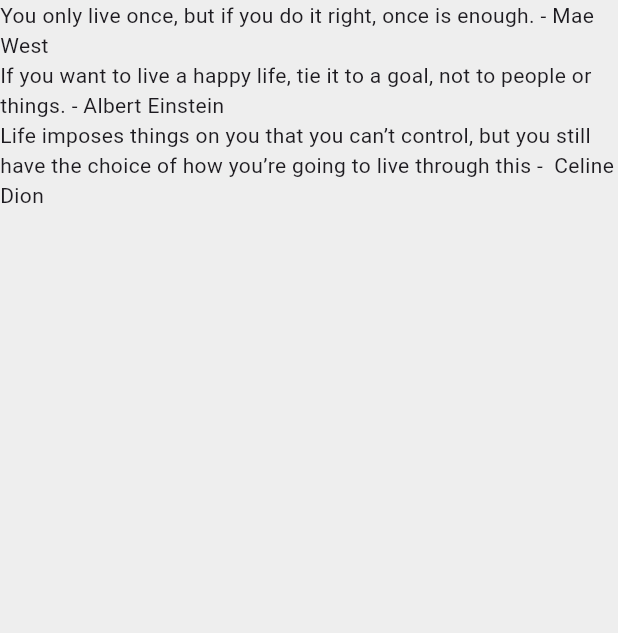
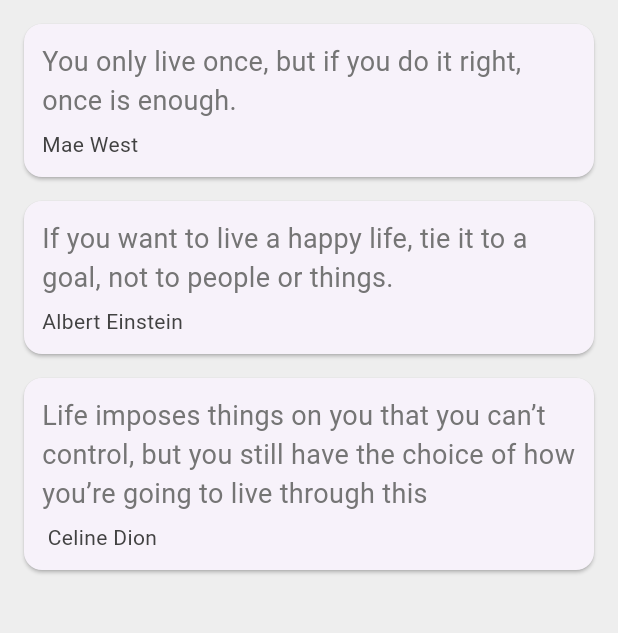
Before and after one commit to Cizal19/quotes, a Flutter app: the screen it shows after launch, on a phone screen of 412 x 824 dp, the part 84-717 px from its top. Run offline on Flutter 3.47's test engine with Material 3 defaults, Android fonts, the phone set to English and light mode, and no system bars.

Commit message:
created Card widgets

```diff
--- a/lib/main.dart
+++ b/lib/main.dart
@@ -29,6 +29,11 @@
         text:
             "Life imposes things on you that you can’t control, but you still have the choice of how you’re going to live through this")
   ];
+
+  Widget quotesTemplate(quote) {
+    return QuoteCard(quote: quote);
+  }
+
   @override
   Widget build(BuildContext context) {
     return Scaffold(
@@ -42,9 +47,43 @@
           backgroundColor: Colors.redAccent,
         ),
         body: Column(
-          children: quotes
-              .map((quote) => Text("${quote.text} - ${quote.author}"))
-              .toList(),
+          children: quotes.map((quote) => quotesTemplate(quote)).toList(),
         ));
   }
 }
+
+class QuoteCard extends StatelessWidget {
+  final Quote quote;
+
+  QuoteCard({required this.quote});
+
+  @override
+  Widget build(BuildContext context) {
+    return Card(
+      margin: EdgeInsets.fromLTRB(16.0, 16.0, 16.0, 0),
+      child: Padding(
+        padding: const EdgeInsets.all(12.0),
+        child: Column(
+          crossAxisAlignment: CrossAxisAlignment.stretch,
+          children: <Widget>[
+            Text(
+              quote.text,
+              style: TextStyle(
+                fontSize: 18.0,
+                color: Colors.grey[600],
+              ),
+            ),
+            SizedBox(height: 6.0),
+            Text(
+              quote.author,
+              style: TextStyle(
+                fontSize: 14.0,
+                color: Colors.grey[800],
+              ),
+            )
+          ],
+        ),
+      ),
+    );
+  }
+}
```
